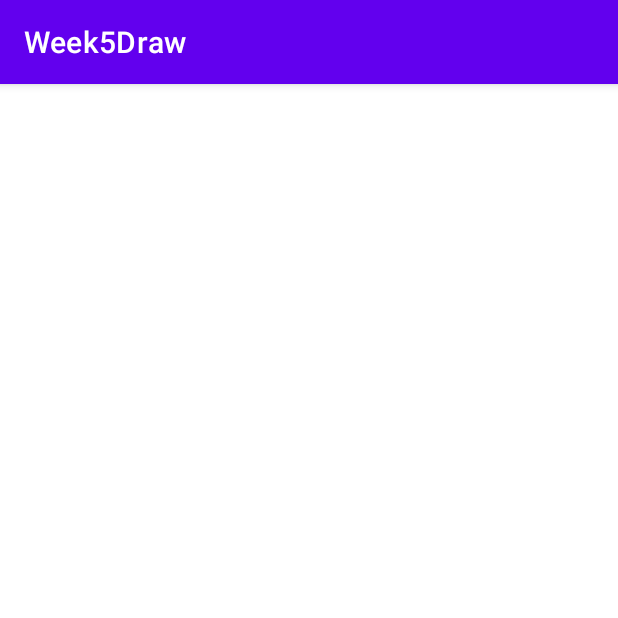
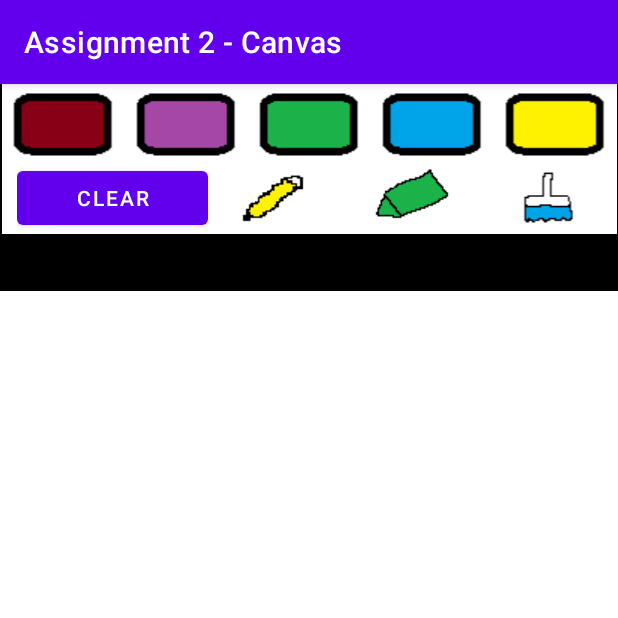
Before and after one commit to EmanuelDobra/comp208-canvas, an Android app: the screen it shows after launch (MainActivity), on a phone screen of 412 x 824 dp, the top half of it. Run offline under Robolectric (Android 15) with nearby library versions, the phone set to English and light mode, and no system bars.

Commit message:
Added in functionality for button clicks to change line user is drawing with. Added comments.

```diff
--- a/app/src/main/java/comp208/dobrae/week5draw/Drawer.java
+++ b/app/src/main/java/comp208/dobrae/week5draw/Drawer.java
@@ -5,17 +5,28 @@ import android.graphics.Canvas;
 import android.graphics.Color;
 import android.graphics.Paint;
 import android.graphics.Path;
+import android.graphics.PorterDuff;
 import android.util.AttributeSet;
 import android.view.View;
 
 import androidx.annotation.Nullable;
 
+import java.util.ArrayList;
+
+// Drawer class that instantiates all needed resources to draw on canvas
 public class Drawer extends View {
+
+    // build arrayList to store lines that user draws
+    private ArrayList<Line> lines = new ArrayList<>();
+
     // brush type width and color, controls it
     Paint paint = new Paint();
-
     // Path object to store the POIs
     Path myPath = new Path();
+
+    // default line attributes, will be editable by button clicks
+    int currentColor = Color.BLACK;
+    int brushWidth = 8;
 
     // constructor
     public Drawer(Context context, @Nullable AttributeSet attrs) {
@@ -27,22 +38,25 @@ public class Drawer extends View {
     protected void onDraw(Canvas canvas) {
         super.onDraw(canvas);
 
-        // we need a path based on points
-        paint.setStyle(Paint.Style.STROKE); // sets it to draw stroke
-        paint.setColor(Color.MAGENTA); // sets brush color
-        paint.setStrokeWidth(8); // 8px width
-
-        // draw the path if not null
-        if (myPath != null) {
-            canvas.drawPath(myPath, paint); // puts obj down
+        // for each line we have in our array, draw it out
+        for (Line ln: lines) {
+            paint.setStrokeWidth(ln.strokeWidth);
+            paint.setColor(ln.color);
+            paint.setStyle(Paint.Style.STROKE);
+            canvas.drawPath(ln.linePath, paint);
         }
     }
 
     // begin point of path
     public void begin(float x, float y) {
-       myPath = new Path(); // reset path
-       myPath.moveTo(x, y);
-       invalidate(); // says to redraw everything, repeat path
+        myPath = new Path(); // reset path
+
+        // create and store new lines
+        Line ln = new Line(currentColor, brushWidth, myPath);
+        lines.add(ln);
+
+        // move to co-ords
+        myPath.moveTo(x, y);
     }
 
     // adds point to path
@@ -53,5 +67,46 @@ public class Drawer extends View {
         }
     }
 
+    // clears screen of current lines
+    public void clearScreen() {
+        lines = new ArrayList<>();
+        myPath = new Path();
+        invalidate();  // says to redraw everything, repeat path
+    }
+
+    // basic functions to change colors to the ones we use
+    public void changeColorRed() {
+        currentColor = Color.RED;
+    }
+
+    public void changeColorMagenta() {
+        currentColor = Color.MAGENTA;
+    }
+
+    public void changeColorGreen() {
+        currentColor = Color.GREEN;
+    }
+
+    public void changeColorBlue() {
+        currentColor = Color.BLUE;
+    }
+
+    public void changeColorYellow() {
+        currentColor = Color.YELLOW;
+    }
+
+    // basic functions to change the line stroke width
+    public void pencilStroke() {
+        brushWidth = 8;
+    }
+
+    public void highlighterStroke() {
+        brushWidth = 24;
+    }
+
+    public void brushStroke() {
+        brushWidth = 64;
+    }
+
 
 }
--- a/app/src/main/res/layout/activity_main.xml
+++ b/app/src/main/res/layout/activity_main.xml
@@ -4,15 +4,112 @@
     xmlns:tools="http://schemas.android.com/tools"
     android:layout_width="match_parent"
     android:layout_height="match_parent"
+    android:background="#000000"
     tools:context=".MainActivity">
+
+    <TableLayout
+        android:layout_width="410dp"
+        android:layout_height="100dp"
+        android:background="#FFFFFF"
+        android:paddingTop="5dp"
+        app:layout_constraintEnd_toEndOf="parent"
+        app:layout_constraintStart_toStartOf="parent"
+        app:layout_constraintTop_toTopOf="parent">
+
+        <TableRow
+            android:layout_width="match_parent"
+            android:layout_height="match_parent"
+            android:layout_weight="1">
+
+            <ImageView
+                android:id="@+id/imageView6"
+                android:layout_width="wrap_content"
+                android:layout_height="wrap_content"
+                android:onClick="red"
+                app:srcCompat="@drawable/red" />
+
+            <ImageView
+                android:id="@+id/imageView5"
+                android:layout_width="wrap_content"
+                android:layout_height="wrap_content"
+                android:layout_weight="1"
+                android:onClick="magenta"
+                app:srcCompat="@drawable/pink" />
+
+            <ImageView
+                android:id="@+id/imageView4"
+                android:layout_width="wrap_content"
+                android:layout_height="wrap_content"
+                android:layout_weight="1"
+                android:onClick="green"
+                app:srcCompat="@drawable/green" />
+
+            <ImageView
+                android:id="@+id/imageView3"
+                android:layout_width="wrap_content"
+                android:layout_height="wrap_content"
+                android:layout_weight="1"
+                android:onClick="blue"
+                app:srcCompat="@drawable/blue" />
+
+            <ImageView
+                android:id="@+id/imageView2"
+                android:layout_width="wrap_content"
+                android:layout_height="wrap_content"
+                android:layout_weight="1"
+                android:onClick="yellow"
+                app:srcCompat="@drawable/yellow" />
+
+        </TableRow>
+
+        <TableRow
+            android:layout_width="match_parent"
+            android:layout_height="match_parent"
+            android:paddingLeft="10dp">
+
+            <Button
+                android:id="@+id/button6"
+                android:layout_width="82dp"
+                android:layout_height="wrap_content"
+                android:layout_weight="2"
+                android:onClick="clearScreen"
+                android:text="@string/clear" />
+
+            <ImageView
+                android:id="@+id/imageView9"
+                android:layout_width="wrap_content"
+                android:layout_height="wrap_content"
+                android:layout_weight="1"
+                android:onClick="pencil"
+                app:srcCompat="@drawable/pencil" />
+
+            <ImageView
+                android:id="@+id/imageView8"
+                android:layout_width="wrap_content"
+                android:layout_height="wrap_content"
+                android:layout_weight="1"
+                android:onClick="highlighter"
+                app:srcCompat="@drawable/highliter" />
+
+            <ImageView
+                android:id="@+id/imageView7"
+                android:layout_width="wrap_content"
+                android:layout_height="wrap_content"
+                android:layout_weight="1"
+                android:onClick="brush"
+                app:srcCompat="@drawable/brush" />
+        </TableRow>
+
+    </TableLayout>
 
     <comp208.dobrae.week5draw.Drawer
         android:id="@+id/drawer"
         android:layout_width="0dp"
-        android:layout_height="0dp"
+        android:layout_height="630dp"
+        android:background="#FFFFFF"
         app:layout_constraintBottom_toBottomOf="parent"
         app:layout_constraintEnd_toEndOf="parent"
-        app:layout_constraintStart_toStartOf="parent"
-        app:layout_constraintTop_toTopOf="parent" />
+        app:layout_constraintHorizontal_bias="0.0"
+        app:layout_constraintStart_toStartOf="parent" />
 
 </androidx.constraintlayout.widget.ConstraintLayout>
--- a/app/src/main/res/values/strings.xml
+++ b/app/src/main/res/values/strings.xml
@@ -1,3 +1,4 @@
 <resources>
-    <string name="app_name">Week5Draw</string>
+    <string name="app_name">Assignment 2 - Canvas</string>
+    <string name="clear">Clear</string>
 </resources>
```
Also changed, not shown: app/src/main/java/comp208/dobrae/week5draw/Line.java (added, +17 -0 lines), app/src/main/java/comp208/dobrae/week5draw/MainActivity.java (+41 -2 lines), app/src/main/res/drawable-v24/blue.png (added), app/src/main/res/drawable-v24/brush.png (added), app/src/main/res/drawable-v24/green.png (added), app/src/main/res/drawable-v24/highliter.png (added), app/src/main/res/drawable-v24/pencil.png (added), app/src/main/res/drawable-v24/pink.png (added), app/src/main/res/drawable-v24/red.png (added), app/src/main/res/drawable-v24/white.png (added), app/src/main/res/drawable-v24/yellow.png (added).
